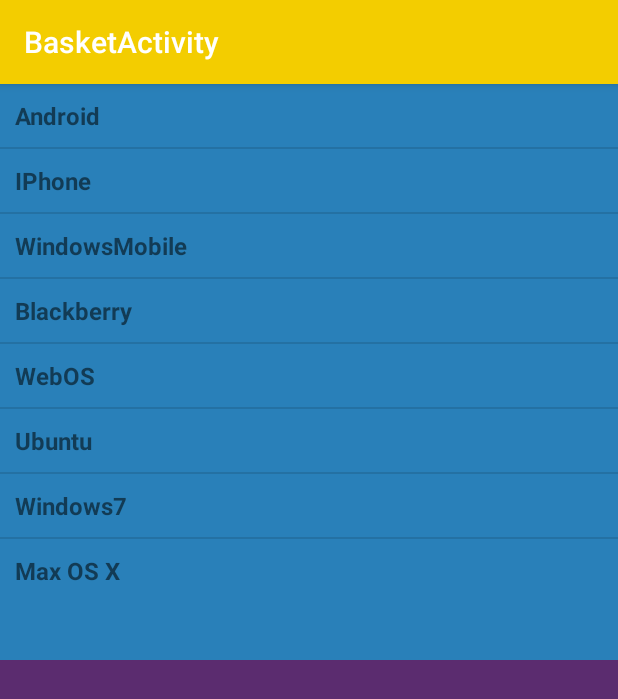
After one commit to Calvin-CS262/CS-262, an Android app: the BasketActivity screen opened directly, with no data from a screen before it, on a phone screen of 412 x 824 dp. The commit adds this screen. Shown: the top 699 px of the screen. Run offline under Robolectric (Android 15) with nearby library versions, the phone set to English and light mode, and no system bars.

Commit message:
basket page beginning prototype

```diff
--- a/CalUberPrototype/app/build.gradle
+++ b/CalUberPrototype/app/build.gradle
@@ -22,6 +22,7 @@ dependencies {
     implementation fileTree(dir: 'libs', include: ['*.jar'])
     implementation 'com.android.support:appcompat-v7:28.0.0-rc02'
     implementation 'com.android.support.constraint:constraint-layout:1.1.3'
+    implementation 'com.android.support:design:28.0.0'
     testImplementation 'junit:junit:4.12'
     androidTestImplementation 'com.android.support.test:runner:1.0.2'
     androidTestImplementation 'com.android.support.test.espresso:espresso-core:3.0.2'
--- a/CalUberPrototype/app/src/main/AndroidManifest.xml
+++ b/CalUberPrototype/app/src/main/AndroidManifest.xml
@@ -16,6 +16,10 @@
                 <category android:name="android.intent.category.LAUNCHER" />
             </intent-filter>
         </activity>
+        <activity
+            android:name=".BasketActivity"
+            android:label="@string/title_activity_basket"
+            android:theme="@style/AppTheme.NoActionBar"/>
     </application>
 
 </manifest>
--- /dev/null
+++ b/CalUberPrototype/app/src/main/java/jc56/cs262/calvin/edu/caluberprototype/BasketActivity.java
@@ -0,0 +1,31 @@
+package jc56.cs262.calvin.edu.caluberprototype;
+
+import android.os.Bundle;
+import android.support.design.widget.FloatingActionButton;
+import android.support.design.widget.Snackbar;
+import android.support.v7.app.AppCompatActivity;
+import android.support.v7.widget.Toolbar;
+import android.view.View;
+import android.widget.ArrayAdapter;
+import android.widget.ListView;
+
+public class BasketActivity extends AppCompatActivity {
+
+    String[] ridesArray = {"Android","IPhone","WindowsMobile","Blackberry",
+            "WebOS","Ubuntu","Windows7","Max OS X"};
+
+    @Override
+    protected void onCreate(Bundle savedInstanceState) {
+        super.onCreate(savedInstanceState);
+        setContentView(R.layout.activity_basket);
+        Toolbar toolbar = (Toolbar) findViewById(R.id.toolbar);
+        setSupportActionBar(toolbar);
+
+        ArrayAdapter adapter = new ArrayAdapter<String>(this,
+                R.layout.activity_listview, ridesArray);
+
+        ListView listView = (ListView) findViewById(R.id.upcoming_rides);
+        listView.setAdapter(adapter);
+    }
+
+}
--- a/CalUberPrototype/app/src/main/java/jc56/cs262/calvin/edu/caluberprototype/MainActivity.java
+++ b/CalUberPrototype/app/src/main/java/jc56/cs262/calvin/edu/caluberprototype/MainActivity.java
@@ -1,7 +1,10 @@
 package jc56.cs262.calvin.edu.caluberprototype;
 
+import android.content.Intent;
 import android.support.v7.app.AppCompatActivity;
 import android.os.Bundle;
+import android.view.View;
+import android.widget.Button;
 
 public class MainActivity extends AppCompatActivity {
 
@@ -9,5 +12,14 @@ public class MainActivity extends AppCompatActivity {
     protected void onCreate(Bundle savedInstanceState) {
         super.onCreate(savedInstanceState);
         setContentView(R.layout.activity_main);
+
+        Button toBasket = (Button)findViewById(R.id.JoinARide_button);
+
+        toBasket.setOnClickListener(new View.OnClickListener() {
+            @Override
+            public void onClick(View v) {
+                startActivity(new Intent(MainActivity.this, BasketActivity.class));
+            }
+        });
     }
 }
--- /dev/null
+++ b/CalUberPrototype/app/src/main/res/layout/activity_basket.xml
@@ -0,0 +1,26 @@
+<?xml version="1.0" encoding="utf-8"?>
+<LinearLayout xmlns:android="http://schemas.android.com/apk/res/android"
+    xmlns:app="http://schemas.android.com/apk/res-auto"
+    xmlns:tools="http://schemas.android.com/tools"
+    android:layout_width="match_parent"
+    android:layout_height="match_parent"
+    tools:context=".BasketActivity"
+    android:orientation="vertical">
+
+    <android.support.design.widget.AppBarLayout
+        android:layout_width="match_parent"
+        android:layout_height="wrap_content"
+        android:theme="@style/AppTheme.AppBarOverlay">
+
+        <android.support.v7.widget.Toolbar
+            android:id="@+id/toolbar"
+            android:layout_width="match_parent"
+            android:layout_height="?attr/actionBarSize"
+            android:background="?attr/colorAccent"
+            app:popupTheme="@style/AppTheme.PopupOverlay" />
+
+    </android.support.design.widget.AppBarLayout>
+
+    <include layout="@layout/content_basket" />
+
+</LinearLayout>
--- /dev/null
+++ b/CalUberPrototype/app/src/main/res/layout/activity_listview.xml
@@ -0,0 +1,11 @@
+<?xml version="1.0" encoding="utf-8"?>
+<!--  Single List Item Design -->
+
+<TextView xmlns:android="http://schemas.android.com/apk/res/android"
+    android:id="@+id/label"
+    android:layout_width="fill_parent"
+    android:layout_height="fill_parent"
+    android:padding="10dip"
+    android:textSize="16dip"
+    android:textStyle="bold" >
+</TextView>
--- a/CalUberPrototype/app/src/main/res/layout/activity_main.xml
+++ b/CalUberPrototype/app/src/main/res/layout/activity_main.xml
@@ -5,7 +5,7 @@
     android:id="@+id/background"
     android:layout_width="match_parent"
     android:layout_height="match_parent"
-    android:background="#97252B"
+    android:background="@color/colorPrimary"
     android:orientation="vertical"
     tools:context=".MainActivity">
 
@@ -17,14 +17,14 @@
         android:layout_marginBottom="76dp"
         android:layout_marginVertical="80dp"
         android:text="Start A Ride"
-        android:textColor="#97252B"
+        android:textColor="@color/colorAccent"
         android:textSize="20sp"
         android:textStyle="bold"
         app:layout_constraintBottom_toBottomOf="parent"
         app:layout_constraintEnd_toEndOf="parent"
         app:layout_constraintHorizontal_bias="0.5"
         app:layout_constraintStart_toStartOf="parent"
-        tools:background="#F3CD00" />
+        tools:background="@color/design_default_color_primary_dark" />
 
     <Button
         android:id="@+id/JoinARide_button"
@@ -33,7 +33,7 @@
         android:layout_marginBottom="80dp"
         android:layout_marginVertical="80dp"
         android:text="Join A Ride"
-        android:textColor="#97252B"
+        android:textColor="@color/colorAccent"
         android:textSize="20sp"
         android:textStyle="bold"
         app:layout_constraintBottom_toBottomOf="parent"
--- /dev/null
+++ b/CalUberPrototype/app/src/main/res/layout/content_basket.xml
@@ -0,0 +1,38 @@
+<?xml version="1.0" encoding="utf-8"?>
+<LinearLayout xmlns:android="http://schemas.android.com/apk/res/android"
+    xmlns:app="http://schemas.android.com/apk/res-auto"
+    xmlns:tools="http://schemas.android.com/tools"
+    android:layout_width="match_parent"
+    android:layout_height="match_parent"
+    android:orientation="vertical"
+    app:layout_behavior="@string/appbar_scrolling_view_behavior"
+    tools:context=".BasketActivity"
+    tools:showIn="@layout/activity_basket">
+
+    <LinearLayout
+        android:layout_weight="1"
+        android:background="#2980b9"
+        android:layout_height="fill_parent"
+        android:layout_width="match_parent" >
+
+        <ListView
+            android:id="@+id/upcoming_rides"
+            android:layout_width="match_parent"
+            android:layout_height="wrap_content" >
+        </ListView>
+    </LinearLayout>
+
+    <LinearLayout
+        android:layout_weight="1"
+        android:background="#5b2c6f"
+        android:layout_height="fill_parent"
+        android:layout_width="match_parent" >
+
+        <ListView
+            android:id="@+id/past_rides"
+            android:layout_width="match_parent"
+            android:layout_height="wrap_content" >
+        </ListView>
+    </LinearLayout>
+
+</LinearLayout>
--- a/CalUberPrototype/app/src/main/res/values/colors.xml
+++ b/CalUberPrototype/app/src/main/res/values/colors.xml
@@ -1,6 +1,6 @@
 <?xml version="1.0" encoding="utf-8"?>
 <resources>
-    <color name="colorPrimary">#97252B</color>
+    <color name="colorPrimary">#C2002F</color>
     <color name="colorPrimaryDark">#97252B</color>
-    <color name="colorAccent">#97252B</color>
+    <color name="colorAccent">#F3CD00</color>
 </resources>
--- /dev/null
+++ b/CalUberPrototype/app/src/main/res/values/dimens.xml
@@ -0,0 +1,3 @@
+<resources>
+    <dimen name="fab_margin">16dp</dimen>
+</resources>
--- a/CalUberPrototype/app/src/main/res/values/strings.xml
+++ b/CalUberPrototype/app/src/main/res/values/strings.xml
@@ -1,3 +1,4 @@
 <resources>
     <string name="app_name">CalUber Prototype</string>
+    <string name="title_activity_basket">BasketActivity</string>
 </resources>
--- a/CalUberPrototype/app/src/main/res/values/styles.xml
+++ b/CalUberPrototype/app/src/main/res/values/styles.xml
@@ -8,4 +8,13 @@
         <item name="colorAccent">@color/colorAccent</item>
     </style>
 
+    <style name="AppTheme.NoActionBar">
+        <item name="windowActionBar">false</item>
+        <item name="windowNoTitle">true</item>
+    </style>
+
+    <style name="AppTheme.AppBarOverlay" parent="ThemeOverlay.AppCompat.Dark.ActionBar" />
+
+    <style name="AppTheme.PopupOverlay" parent="ThemeOverlay.AppCompat.Light" />
+
 </resources>
```
